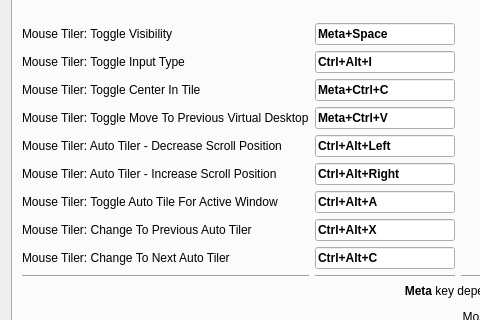
Qt form src/contents/ui/config.ui (BoredDan/MouseTiler) before a commit; both pictures show x 0 to 480 and y 203 to 523 of the 1250 by 886 pixel window.
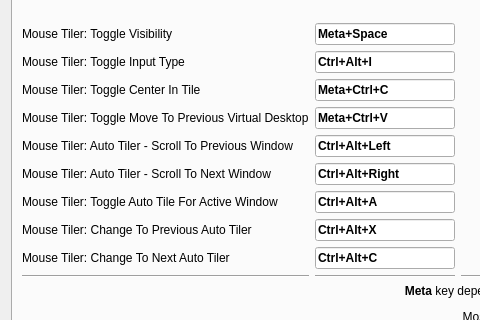
The same form after that commit. The open tabs and pages were chosen to show the change. Icons and pictures are not drawn.

Commit message: Reword scroll to previous/next shortcuts.

Patch:
```diff
--- a/src/contents/ui/config.ui
+++ b/src/contents/ui/config.ui
@@ -1631,7 +1631,7 @@
            <item row="12" column="0">
             <widget class="QLabel" name="label_93">
              <property name="text">
-              <string>Mouse Tiler: Auto Tiler - Increase Scroll Position</string>
+              <string>Mouse Tiler: Auto Tiler - Scroll To Next Window</string>
              </property>
             </widget>
            </item>
@@ -2111,7 +2111,7 @@
            <item row="11" column="0">
             <widget class="QLabel" name="label_92">
              <property name="text">
-              <string>Mouse Tiler: Auto Tiler - Decrease Scroll Position</string>
+              <string>Mouse Tiler: Auto Tiler - Scroll To Previous Window</string>
              </property>
             </widget>
            </item>
```
The commit also changes 1 other file.
